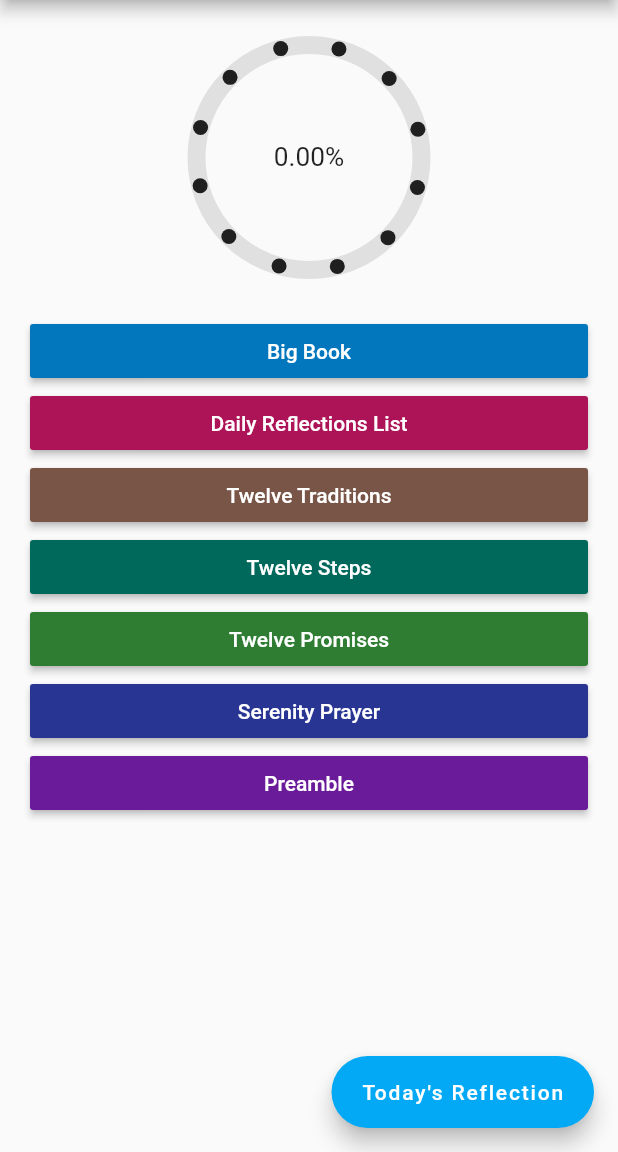
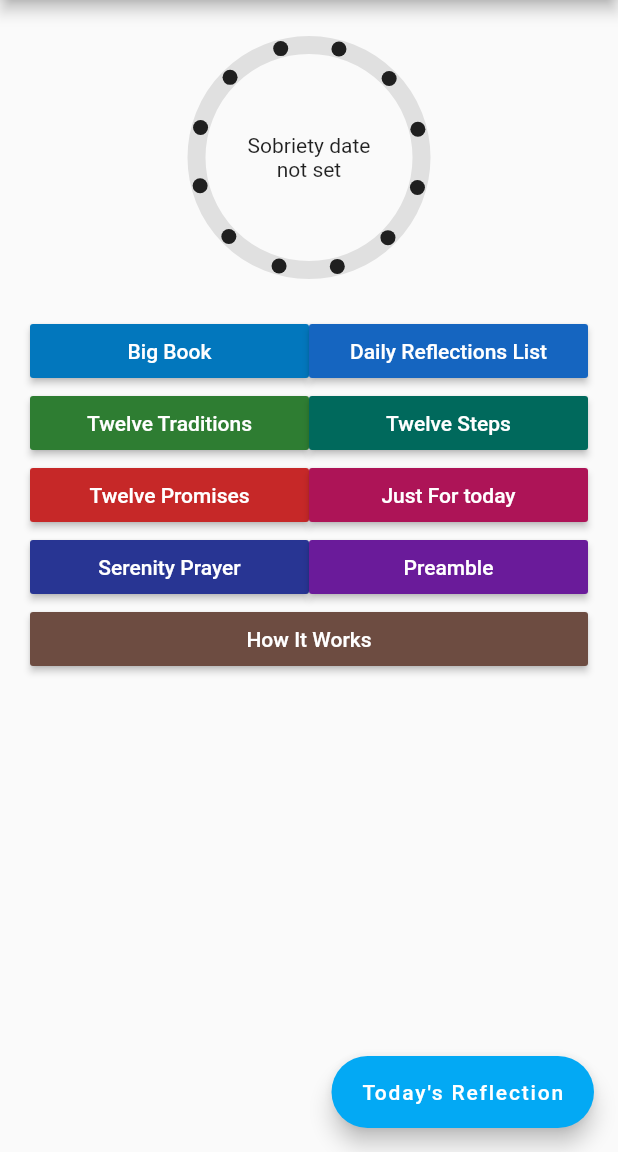
Before and after one commit to noga-dev/drbob, a Flutter app: the screen it shows after launch, on a phone screen of 412 x 824 dp, the part 84-1236 px from its top. Run offline on Flutter 3.47's test engine with Material 2 defaults, Android fonts, the phone set to English and light mode, and no system bars; our stand-ins replace flutter_local_notifications, shared_preferences.

Commit message:
ui changes

```diff
--- a/lib/views/home.dart
+++ b/lib/views/home.dart
@@ -34,7 +34,11 @@ class HomeView extends StatelessWidget {
       );
     // #region Buttons
     var buttons = <Widget>[
-      RaisedButton(
+      Row(
+        mainAxisSize: MainAxisSize.max,
+        children: <Widget>[
+          Expanded(
+            child: RaisedButton(
               color: Colors.lightBlue[800],
               child: Text(
                 trans(context, "btn_big_book"),
@@ -42,29 +46,130 @@ class HomeView extends StatelessWidget {
               ),
               onPressed: () => Navigator.push(
                 context,
-          MaterialPageRoute(builder: (context) => BigBookView()),
+                MaterialPageRoute(
+                  builder: (context) => BigBookView(),
                 ),
               ),
-      RaisedButton(
-        color: Colors.pink[800],
+            ),
+          ),
+          Expanded(
+            child: RaisedButton(
+              color: Colors.blue[800],
               child: Text(
                 trans(context, "btn_daily_reflections"),
                 style: TextStyle(color: Colors.white),
               ),
               onPressed: () => Navigator.push(
                 context,
-          MaterialPageRoute(builder: (context) => DailyReflectionsListView()),
+                MaterialPageRoute(
+                    builder: (context) => DailyReflectionsListView()),
               ),
             ),
-      buildTwelveX(context, "btn_twelve_traditions", "twelve_traditions",
-          "tradition_", Colors.brown),
-      buildTwelveX(context, "btn_twelve_steps", "twelve_steps", "step_",
-          Colors.teal[800]),
-      buildTwelveX(context, "btn_twelve_promises", "twelve_promises",
-          "promise_", Colors.green[800]),
-      buildModalText(context, Colors.indigo[800], "btn_serenity_prayer",
-          "serenity_prayer"),
-      buildModalText(context, Colors.purple[800], "btn_preamble", "preamble"),
+          ),
+        ],
+      ),
+      Row(
+        children: <Widget>[
+          Expanded(
+            child: buildX(context, "btn_twelve_traditions", "twelve_traditions",
+                "tradition_", Colors.green[800], 12),
+          ),
+          Expanded(
+            child: buildX(context, "btn_twelve_steps", "twelve_steps", "step_",
+                Colors.teal[800], 12),
+          ),
+        ],
+      ),
+      Row(
+        children: <Widget>[
+          Expanded(
+            child: buildX(context, "btn_twelve_promises", "twelve_promises",
+                "promise_", Colors.red[800], 12),
+          ),
+          Expanded(
+            child:
+                buildX(context, "btn_j4t", "j4t", "j4t_", Colors.pink[800], 9),
+          ),
+        ],
+      ),
+      Row(
+        children: <Widget>[
+          Expanded(
+            child: buildModalText(context, Colors.indigo[800],
+                "btn_serenity_prayer", "serenity_prayer"),
+          ),
+          Expanded(
+            child: buildModalText(
+                context, Colors.purple[800], "btn_preamble", "preamble"),
+          ),
+        ],
+      ),
+      RaisedButton(
+        color: Colors.brown[600],
+        child: Text(
+          trans(context, "hiw"),
+          style: TextStyle(color: Colors.white),
+        ),
+        onPressed: () => Navigator.push(
+          context,
+          MaterialPageRoute(
+            builder: (context) => MyScaffold(
+              implyLeading: true,
+              title: Center(child: Text(trans(context, "hiw"))),
+              child: Container(
+                padding: EdgeInsets.symmetric(horizontal: 20, vertical: 20),
+                child: SingleChildScrollView(
+                  child: Text(
+                    trans(context, "hiw_1") +
+                        "\n\n" +
+                        trans(context, "hiw_2") +
+                        "\n\n" +
+                        trans(context, "hiw_3") +
+                        "\n\n" +
+                        trans(context, "hiw_4") +
+                        "\n\n" +
+                        trans(context, "hiw_5") +
+                        "\n\n" +
+                        trans(context, "hiw_6") +
+                        "\n\n1. " +
+                        trans(context, "step_1") +
+                        "\n2. " +
+                        trans(context, "step_2") +
+                        "\n3. " +
+                        trans(context, "step_3") +
+                        "\n4. " +
+                        trans(context, "step_4") +
+                        "\n5. " +
+                        trans(context, "step_5") +
+                        "\n6. " +
+                        trans(context, "step_6") +
+                        "\n7. " +
+                        trans(context, "step_7") +
+                        "\n8. " +
+                        trans(context, "step_8") +
+                        "\n9. " +
+                        trans(context, "step_9") +
+                        "\n10. " +
+                        trans(context, "step_10") +
+                        "\n11. " +
+                        trans(context, "step_11") +
+                        "\n12. " +
+                        trans(context, "step_12") +
+                        "\n\n" +
+                        trans(context, "hiw_7") +
+                        "\n\n" +
+                        trans(context, "hiw_8") +
+                        "\n\n" +
+                        trans(context, "hiw_9"),
+                    textScaleFactor: 1.5,
+                    textAlign: TextAlign.justify,
+                  ),
+                ),
+              ),
+            ),
+          ),
+        ),
+      ),
     ];
     // #endregion
     return MyScaffold(
@@ -247,8 +352,8 @@ class HomeView extends StatelessWidget {
     );
   }
 
-  Widget buildTwelveX(BuildContext context, String button, String header,
-      String type, Color color) {
+  Widget buildX(BuildContext context, String button, String header, String type,
+      Color color, int x) {
     return RaisedButton(
       onPressed: () => showGeneralDialog(
           context: context,
@@ -284,7 +389,7 @@ class HomeView extends StatelessWidget {
                           builder: (context, s) {
                             return Column(
                               crossAxisAlignment: CrossAxisAlignment.start,
-                              children: List<int>.generate(12, (int i) => ++i)
+                              children: List<int>.generate(x, (int i) => ++i)
                                   .map(
                                     (f) => Wrap(
                                       children: <Widget>[
@@ -364,7 +469,7 @@ class HomeView extends StatelessWidget {
                                             ],
                                           ),
                                         ),
-                                        (f != 12)
+                                        (f != x)
                                             ? Container(
                                                 margin: EdgeInsets.symmetric(
                                                     horizontal:
@@ -536,9 +641,15 @@ class _SobrietySliderState extends State<SobrietySlider>
   progressView() {
     return CustomPaint(
       child: Center(
+        child: !(progressDegrees == .0)
+            ? Text(progressDegrees.toStringAsFixed(2).toString() + "%",
+                textScaleFactor: 1.25)
+            : Padding(
+                padding: EdgeInsets.symmetric(horizontal: 30),
                 child: Text(
-          progressDegrees.toStringAsFixed(2).toString() + "%",
-          textScaleFactor: 1.25,
+                  trans(context, "sobriety_date_not_set"),
+                  textAlign: TextAlign.center,
+                ),
               ),
       ),
       foregroundPainter: ProgressPainter(
--- a/pubspec.yaml
+++ b/pubspec.yaml
@@ -11,7 +11,7 @@ description: A companion app for AA members.
 # In iOS, build-name is used as CFBundleShortVersionString while build-number used as CFBundleVersion.
 # Read more about iOS versioning at
 # https://developer.apple.com/library/archive/documentation/General/Reference/InfoPlistKeyReference/Articles/CoreFoundationKeys.html
-version: 19.07.27+2172
+version: 19.08.17+2173
 
 environment:
   sdk: ">=2.1.0 <3.0.0"
```
Also changed, not shown: assets/langs/en.json (+22 -0 lines), assets/langs/he.json (+22 -0 lines), assets/langs/ru.json (+22 -0 lines), lib/views/tools/big_book.dart (+53 -29 lines). Lines whose indentation alone changed are shown as unchanged.
